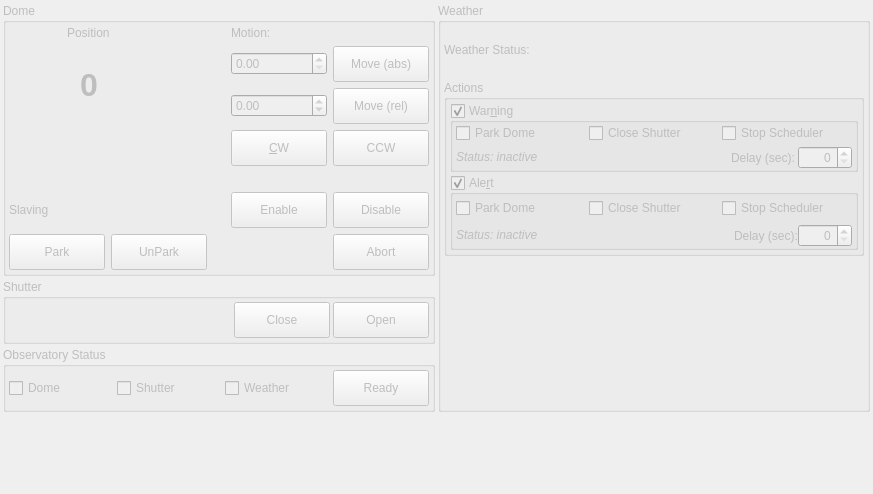
Before: the Qt Designer form kstars/ekos/observatory/observatory.ui in KDE/kstars, drawn with Qt 5.
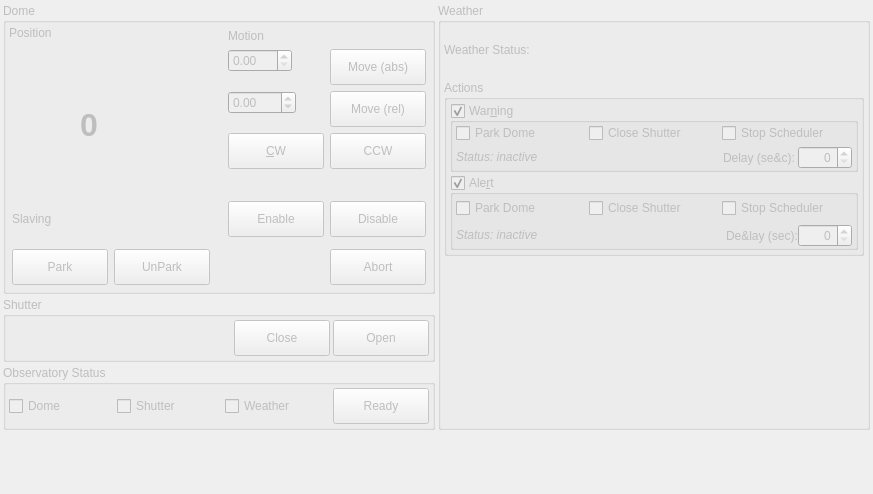
After: the same form once the commit is applied.

The edit to the form file:
```diff
--- a/kstars/ekos/observatory/observatory.ui
+++ b/kstars/ekos/observatory/observatory.ui
@@ -50,7 +50,7 @@
          <property name="title">
           <string>Dome</string>
          </property>
-         <layout class="QGridLayout" name="gridLayout">
+         <layout class="QVBoxLayout" name="verticalLayout_3">
           <property name="leftMargin">
            <number>3</number>
           </property>
@@ -63,230 +63,8 @@
           <property name="bottomMargin">
            <number>3</number>
           </property>
-          <item row="1" column="0" colspan="6">
+          <item>
            <layout class="QGridLayout" name="domeStatusBox">
-            <item row="8" column="0" colspan="4">
-             <layout class="QHBoxLayout" name="parkingBox">
-              <item>
-               <widget class="QPushButton" name="domePark">
-                <property name="enabled">
-                 <bool>false</bool>
-                </property>
-                <property name="minimumSize">
-                 <size>
-                  <width>96</width>
-                  <height>36</height>
-                 </size>
-                </property>
-                <property name="maximumSize">
-                 <size>
-                  <width>96</width>
-                  <height>36</height>
-                 </size>
-                </property>
-                <property name="toolTip">
-                 <string>&lt;html&gt;&lt;head/&gt;&lt;body&gt;&lt;p&gt;Park the dome. For advanced control of the dome please use the INDI tab.&lt;/p&gt;&lt;/body&gt;&lt;/html&gt;</string>
-                </property>
-                <property name="styleSheet">
-                 <string notr="true">QPushButton:checked
-{
-background-color: maroon;
-border: 1px outset;
-font-weight:bold;
-}</string>
-                </property>
-                <property name="text">
-                 <string>Park</string>
-                </property>
-                <property name="iconSize">
-                 <size>
-                  <width>32</width>
-                  <height>16</height>
-                 </size>
-                </property>
-                <property name="checkable">
-                 <bool>true</bool>
-                </property>
-               </widget>
-              </item>
-              <item>
-               <widget class="QPushButton" name="domeUnpark">
-                <property name="enabled">
-                 <bool>false</bool>
-                </property>
-                <property name="minimumSize">
-                 <size>
-                  <width>96</width>
-                  <height>36</height>
-                 </size>
-                </property>
-                <property name="maximumSize">
-                 <size>
-                  <width>96</width>
-                  <height>36</height>
-                 </size>
-                </property>
-                <property name="toolTip">
-                 <string>&lt;html&gt;&lt;head/&gt;&lt;body&gt;&lt;p&gt;Unpark the dome. For advanced control of the dome please use the INDI tab.&lt;/p&gt;&lt;/body&gt;&lt;/html&gt;</string>
-                </property>
-                <property name="styleSheet">
-                 <string notr="true">QPushButton:checked
-{
-background-color: maroon;
-border: 1px outset;
-font-weight:bold;
-}</string>
-                </property>
-                <property name="text">
-                 <string>UnPark</string>
-                </property>
-                <property name="checkable">
-                 <bool>true</bool>
-                </property>
-                <property name="checked">
-                 <bool>false</bool>
-                </property>
-               </widget>
-              </item>
-              <item>
-               <spacer name="horizontalSpacer_2">
-                <property name="orientation">
-                 <enum>Qt::Horizontal</enum>
-                </property>
-                <property name="sizeHint" stdset="0">
-                 <size>
-                  <width>40</width>
-                  <height>20</height>
-                 </size>
-                </property>
-               </spacer>
-              </item>
-              <item>
-               <widget class="QPushButton" name="motionAbortButton">
-                <property name="enabled">
-                 <bool>false</bool>
-                </property>
-                <property name="minimumSize">
-                 <size>
-                  <width>96</width>
-                  <height>36</height>
-                 </size>
-                </property>
-                <property name="maximumSize">
-                 <size>
-                  <width>96</width>
-                  <height>36</height>
-                 </size>
-                </property>
-                <property name="toolTip">
-                 <string>Abort dome motion</string>
-                </property>
-                <property name="styleSheet">
-                 <string notr="true">QPushButton:checked
-{
-background-color: maroon;
-border: 1px outset;
-font-weight:bold;
-}</string>
-                </property>
-                <property name="text">
-                 <string>Abort</string>
-                </property>
-               </widget>
-              </item>
-             </layout>
-            </item>
-            <item row="1" column="2" rowspan="2" colspan="2">
-             <layout class="QGridLayout" name="MotionBox">
-              <item row="4" column="3">
-               <widget class="QDoubleSpinBox" name="relativeMotionSB">
-                <property name="enabled">
-                 <bool>false</bool>
-                </property>
-                <property name="toolTip">
-                 <string>Relative position the dome should move.</string>
-                </property>
-                <property name="minimum">
-                 <double>-999.990000000000009</double>
-                </property>
-                <property name="maximum">
-                 <double>999.990000000000009</double>
-                </property>
-               </widget>
-              </item>
-              <item row="4" column="4">
-               <widget class="QPushButton" name="motionMoveRelButton">
-                <property name="enabled">
-                 <bool>false</bool>
-                </property>
-                <property name="minimumSize">
-                 <size>
-                  <width>96</width>
-                  <height>36</height>
-                 </size>
-                </property>
-                <property name="maximumSize">
-                 <size>
-                  <width>96</width>
-                  <height>36</height>
-                 </size>
-                </property>
-                <property name="toolTip">
-                 <string>Move the dome for the given degrees and direction.</string>
-                </property>
-                <property name="styleSheet">
-                 <string notr="true">QPushButton:checked
-{
-background-color: maroon;
-border: 1px outset;
-font-weight:bold;
-}</string>
-                </property>
-                <property name="text">
-                 <string>Move (rel)</string>
-                </property>
-               </widget>
-              </item>
-              <item row="3" column="3">
-               <widget class="QDoubleSpinBox" name="absoluteMotionSB">
-                <property name="enabled">
-                 <bool>false</bool>
-                </property>
-                <property name="toolTip">
-                 <string>Absolute position the dome should move.</string>
-                </property>
-                <property name="maximum">
-                 <double>999.990000000000009</double>
-                </property>
-               </widget>
-              </item>
-              <item row="3" column="4">
-               <widget class="QPushButton" name="motionMoveAbsButton">
-                <property name="enabled">
-                 <bool>false</bool>
-                </property>
-                <property name="minimumSize">
-                 <size>
-                  <width>96</width>
-                  <height>36</height>
-                 </size>
-                </property>
-                <property name="maximumSize">
-                 <size>
-                  <width>96</width>
-                  <height>36</height>
-                 </size>
-                </property>
-                <property name="toolTip">
-                 <string>Move the dome to the given absolute position.</string>
-                </property>
-                <property name="text">
-                 <string>Move (abs)</string>
-                </property>
-               </widget>
-              </item>
-             </layout>
-            </item>
             <item row="1" column="0" rowspan="2">
              <widget class="QLabel" name="domeAzimuthPosition">
               <property name="minimumSize">
@@ -316,64 +94,133 @@
               </property>
              </widget>
             </item>
-            <item row="3" column="3">
-             <widget class="QPushButton" name="motionCCWButton">
-              <property name="enabled">
-               <bool>false</bool>
-              </property>
-              <property name="minimumSize">
-               <size>
-                <width>96</width>
-                <height>36</height>
-               </size>
-              </property>
-              <property name="maximumSize">
-               <size>
-                <width>96</width>
-                <height>36</height>
-               </size>
-              </property>
-              <property name="toolTip">
-               <string>Rotate counter clockwise</string>
-              </property>
-              <property name="styleSheet">
-               <string notr="true">QPushButton:checked
-{
-background-color: maroon;
-border: 1px outset;
-font-weight:bold;
-}</string>
-              </property>
-              <property name="text">
-               <string>CCW</string>
-              </property>
-             </widget>
-            </item>
-            <item row="0" column="2" colspan="2">
-             <widget class="QLabel" name="motionLabel">
-              <property name="enabled">
-               <bool>false</bool>
-              </property>
-              <property name="text">
-               <string>Motion:</string>
-              </property>
-             </widget>
-            </item>
-            <item row="4" column="0" colspan="2">
-             <widget class="QLabel" name="motionStatusLabel">
-              <property name="text">
-               <string/>
-              </property>
-             </widget>
-            </item>
-            <item row="0" column="0" alignment="Qt::AlignHCenter|Qt::AlignTop">
+            <item row="0" column="0" alignment="Qt::AlignLeft|Qt::AlignTop">
              <widget class="QLabel" name="domeAzimuthPositionLabel">
               <property name="text">
                <string>Position</string>
               </property>
              </widget>
             </item>
-            <item row="3" column="2">
+            <item row="4" column="0" colspan="4">
+             <widget class="QLabel" name="motionStatusLabel">
+              <property name="text">
+               <string/>
+              </property>
+             </widget>
+            </item>
+            <item row="0" column="2" rowspan="3" colspan="2">
+             <widget class="QWidget" name="MotionBox" native="true">
+              <layout class="QFormLayout" name="formLayout">
+               <property name="leftMargin">
+                <number>3</number>
+               </property>
+               <property name="topMargin">
+                <number>3</number>
+               </property>
+               <property name="rightMargin">
+                <number>3</number>
+               </property>
+               <property name="bottomMargin">
+                <number>3</number>
+               </property>
+               <item row="0" column="0">
+                <widget class="QLabel" name="motionLabel">
+                 <property name="enabled">
+                  <bool>false</bool>
+                 </property>
+                 <property name="text">
+                  <string>Motion</string>
+                 </property>
+                </widget>
+               </item>
+               <item row="1" column="0">
+                <widget class="QDoubleSpinBox" name="absoluteMotionSB">
+                 <property name="enabled">
+                  <bool>false</bool>
+                 </property>
+                 <property name="toolTip">
+                  <string>Absolute position the dome should move.</string>
+                 </property>
+                 <property name="maximum">
+                  <double>999.990000000000009</double>
+                 </property>
+                </widget>
+               </item>
+               <item row="1" column="1">
+                <widget class="QPushButton" name="motionMoveAbsButton">
+                 <property name="enabled">
+                  <bool>false</bool>
+                 </property>
+                 <property name="minimumSize">
+                  <size>
+                   <width>96</width>
+                   <height>36</height>
+                  </size>
+                 </property>
+                 <property name="maximumSize">
+                  <size>
+                   <width>96</width>
+                   <height>36</height>
+                  </size>
+                 </property>
+                 <property name="toolTip">
+                  <string>Move the dome to the given absolute position.</string>
+                 </property>
+                 <property name="text">
+                  <string>Move (abs)</string>
+                 </property>
+                </widget>
+               </item>
+               <item row="2" column="0">
+                <widget class="QDoubleSpinBox" name="relativeMotionSB">
+                 <property name="enabled">
+                  <bool>false</bool>
+                 </property>
+                 <property name="toolTip">
+                  <string>Relative position the dome should move.</string>
+                 </property>
+                 <property name="minimum">
+                  <double>-999.990000000000009</double>
+                 </property>
+                 <property name="maximum">
+                  <double>999.990000000000009</double>
+                 </property>
+                </widget>
+               </item>
+               <item row="2" column="1">
+                <widget class="QPushButton" name="motionMoveRelButton">
+                 <property name="enabled">
+                  <bool>false</bool>
+                 </property>
+                 <property name="minimumSize">
+                  <size>
+                   <width>96</width>
+                   <height>36</height>
+                  </size>
+                 </property>
+                 <property name="maximumSize">
+                  <size>
+                   <width>96</width>
+                   <height>36</height>
+                  </size>
+                 </property>
+                 <property name="toolTip">
+                  <string>Move the dome for the given degrees and direction.</string>
+                 </property>
+                 <property name="styleSheet">
+                  <string notr="true">QPushButton:checked
+{
+background-color: maroon;
+border: 1px outset;
+font-weight:bold;
+}</string>
+                 </property>
+                 <property name="text">
+                  <string>Move (rel)</string>
+                 </property>
+                </widget>
+               </item>
+               <item row="3" column="0">
              <widget class="QPushButton" name="motionCWButton">
               <property name="enabled">
                <bool>false</bool>
@@ -404,10 +251,67 @@
               <property name="text">
                <string>&amp;CW</string>
               </property>
-             </widget>
-            </item>
-            <item row="5" column="0" colspan="4">
+                 <property name="checkable">
+                  <bool>true</bool>
+                 </property>
+                </widget>
+               </item>
+               <item row="3" column="1">
+                <widget class="QPushButton" name="motionCCWButton">
+                 <property name="enabled">
+                  <bool>false</bool>
+                 </property>
+                 <property name="minimumSize">
+                  <size>
+                   <width>96</width>
+                   <height>36</height>
+                  </size>
+                 </property>
+                 <property name="maximumSize">
+                  <size>
+                   <width>96</width>
+                   <height>36</height>
+                  </size>
+                 </property>
+                 <property name="toolTip">
+                  <string>Rotate counter clockwise</string>
+                 </property>
+                 <property name="styleSheet">
+                  <string notr="true">QPushButton:checked
+{
+background-color: maroon;
+border: 1px outset;
+font-weight:bold;
+}</string>
+                 </property>
+                 <property name="text">
+                  <string>CCW</string>
+                 </property>
+                 <property name="checkable">
+                  <bool>true</bool>
+                 </property>
+                </widget>
+               </item>
+              </layout>
+             </widget>
+            </item>
+           </layout>
+          </item>
+          <item>
+           <widget class="QWidget" name="SlavingBox" native="true">
              <layout class="QHBoxLayout" name="slavingBox">
+             <property name="leftMargin">
+              <number>3</number>
+             </property>
+             <property name="topMargin">
+              <number>3</number>
+             </property>
+             <property name="rightMargin">
+              <number>3</number>
+             </property>
+             <property name="bottomMargin">
+              <number>3</number>
+             </property>
               <item>
                <widget class="QLabel" name="label">
                 <property name="text">
@@ -495,6 +399,148 @@
                </widget>
               </item>
              </layout>
+           </widget>
+          </item>
+          <item>
+           <layout class="QHBoxLayout" name="parkingBox">
+            <property name="leftMargin">
+             <number>3</number>
+            </property>
+            <property name="topMargin">
+             <number>3</number>
+            </property>
+            <property name="rightMargin">
+             <number>3</number>
+            </property>
+            <property name="bottomMargin">
+             <number>3</number>
+            </property>
+            <item>
+             <widget class="QPushButton" name="domePark">
+              <property name="enabled">
+               <bool>false</bool>
+              </property>
+              <property name="minimumSize">
+               <size>
+                <width>96</width>
+                <height>36</height>
+               </size>
+              </property>
+              <property name="maximumSize">
+               <size>
+                <width>96</width>
+                <height>36</height>
+               </size>
+              </property>
+              <property name="toolTip">
+               <string>&lt;html&gt;&lt;head/&gt;&lt;body&gt;&lt;p&gt;Park the dome. For advanced control of the dome please use the INDI tab.&lt;/p&gt;&lt;/body&gt;&lt;/html&gt;</string>
+              </property>
+              <property name="styleSheet">
+               <string notr="true">QPushButton:checked
+{
+background-color: maroon;
+border: 1px outset;
+font-weight:bold;
+}</string>
+              </property>
+              <property name="text">
+               <string>Park</string>
+              </property>
+              <property name="iconSize">
+               <size>
+                <width>32</width>
+                <height>16</height>
+               </size>
+              </property>
+              <property name="checkable">
+               <bool>false</bool>
+              </property>
+             </widget>
+            </item>
+            <item>
+             <widget class="QPushButton" name="domeUnpark">
+              <property name="enabled">
+               <bool>false</bool>
+              </property>
+              <property name="minimumSize">
+               <size>
+                <width>96</width>
+                <height>36</height>
+               </size>
+              </property>
+              <property name="maximumSize">
+               <size>
+                <width>96</width>
+                <height>36</height>
+               </size>
+              </property>
+              <property name="toolTip">
+               <string>&lt;html&gt;&lt;head/&gt;&lt;body&gt;&lt;p&gt;Unpark the dome. For advanced control of the dome please use the INDI tab.&lt;/p&gt;&lt;/body&gt;&lt;/html&gt;</string>
+              </property>
+              <property name="styleSheet">
+               <string notr="true">QPushButton:checked
+{
+background-color: maroon;
+border: 1px outset;
+font-weight:bold;
+}</string>
+              </property>
+              <property name="text">
+               <string>UnPark</string>
+              </property>
+              <property name="checkable">
+               <bool>false</bool>
+              </property>
+              <property name="checked">
+               <bool>false</bool>
+              </property>
+             </widget>
+            </item>
+            <item>
+             <spacer name="horizontalSpacer_2">
+              <property name="orientation">
+               <enum>Qt::Horizontal</enum>
+              </property>
+              <property name="sizeHint" stdset="0">
+               <size>
+                <width>40</width>
+                <height>20</height>
+               </size>
+              </property>
+             </spacer>
+            </item>
+            <item>
+             <widget class="QPushButton" name="motionAbortButton">
+              <property name="enabled">
+               <bool>false</bool>
+              </property>
+              <property name="minimumSize">
+               <size>
+                <width>96</width>
+                <height>36</height>
+               </size>
+              </property>
+              <property name="maximumSize">
+               <size>
+                <width>96</width>
+                <height>36</height>
+               </size>
+              </property>
+              <property name="toolTip">
+               <string>Abort dome motion</string>
+              </property>
+              <property name="styleSheet">
+               <string notr="true">QPushButton:checked
+{
+background-color: maroon;
+border: 1px outset;
+font-weight:bold;
+}</string>
+              </property>
+              <property name="text">
+               <string>Abort</string>
+              </property>
+             </widget>
             </item>
            </layout>
           </item>
@@ -576,7 +622,7 @@
              </size>
             </property>
             <property name="checkable">
-             <bool>true</bool>
+             <bool>false</bool>
             </property>
            </widget>
           </item>
@@ -612,7 +658,7 @@
              <string>Open</string>
             </property>
             <property name="checkable">
-             <bool>true</bool>
+             <bool>false</bool>
             </property>
             <property name="checked">
              <bool>false</bool>
@@ -853,7 +899,7 @@
                 <item>
                  <widget class="QLabel" name="weatherWarningDelayLabel">
                   <property name="text">
-                   <string>Delay (sec):</string>
+                   <string>Delay (se&amp;c):</string>
                   </property>
                  </widget>
                 </item>
@@ -945,7 +991,7 @@
                 <item>
                  <widget class="QLabel" name="weatherAlertDelayLabel">
                   <property name="text">
-                   <string>Delay (sec):</string>
+                   <string>De&amp;lay (sec):</string>
                   </property>
                  </widget>
                 </item>
```
Left out of the diff: 2 changed lines with no effect on the pictures. Lines whose indentation alone changed are shown as unchanged.
